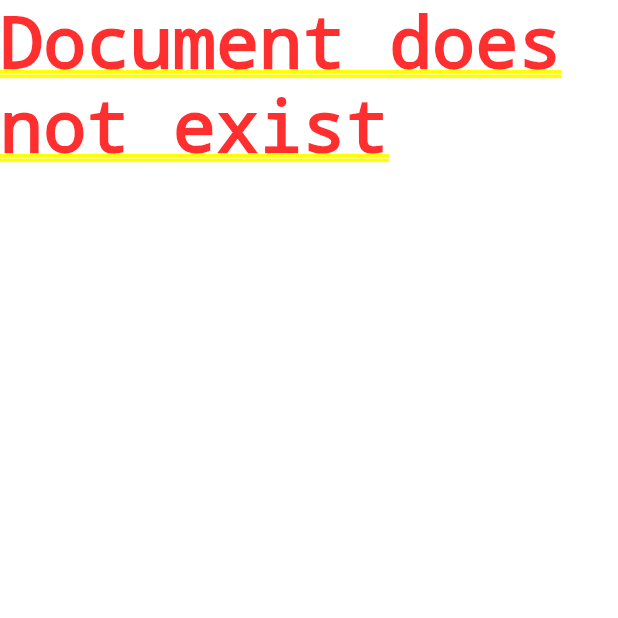
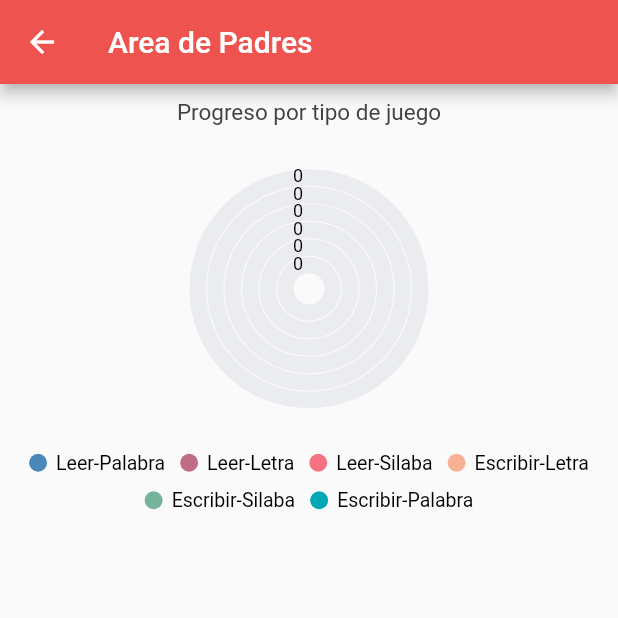
Before and after one commit to mariafg11/LectoEscrituraApp, a Flutter app: the Home screen opened directly with empty values, in the side drawer, after a tap on "Area Padres", on a phone screen of 412 x 824 dp, the top half of it. Run offline on Flutter 3.47's test engine with Material 2 defaults, Android fonts, the phone set to English and light mode, and no system bars; our stand-ins replace audioplayers, carousel_slider, cloud_firestore, firebase_auth, firebase_core, flutter_spinkit and 1 more; accounts and stored records are empty.

Commit message:
Charts data from db
Data from parents Area charts  come from db

```diff
--- a/lib/models/game.dart
+++ b/lib/models/game.dart
@@ -3,6 +3,6 @@ class Game {
   final String title;
   final String description;
   final int age;
-
-  Game({this.uid, this.title, this.age, this.description});
+  final String tipe;
+  Game({this.uid, this.title, this.age, this.description, this.tipe});
 }
--- /dev/null
+++ b/lib/models/nGames.dart
@@ -0,0 +1,5 @@
+class NGames {
+  final String tipeGame;
+  final int nTipeGames;
+  NGames(this.tipeGame, this.nTipeGames);
+}
--- a/lib/screens/home/parentsArea.dart
+++ b/lib/screens/home/parentsArea.dart
@@ -1,9 +1,13 @@
+import 'dart:developer';
+
+import 'package:LectoEscrituraApp/models/nGames.dart';
 import 'package:LectoEscrituraApp/models/progress.dart';
 import 'package:LectoEscrituraApp/models/userCustom.dart';
 import 'package:LectoEscrituraApp/services/database.dart';
 import 'package:LectoEscrituraApp/shared/loading.dart';
 import 'package:flutter/material.dart';
 import 'package:provider/provider.dart';
+import 'package:syncfusion_flutter_charts/charts.dart';
 
 class ParentsArea extends StatefulWidget {
   const ParentsArea({Key key}) : super(key: key);
@@ -13,14 +17,22 @@ class ParentsArea extends StatefulWidget {
 }
 
 class _ParentsAreaState extends State<ParentsArea> {
+  Future<List<Progress>> progress;
+  Future<List<NGames>> nGames;
+  List<NGames> data = [];
   @override
-  Widget build(BuildContext context) {
+  Future waitFromBd() {
     final user = Provider.of<UserCustom>(context);
     DatabaseService db = DatabaseService(uid: user.uid);
+    progress = db.getProgress();
 
-    return FutureBuilder<List<Progress>>(
-      future: db.getProgress(),
-      builder: (BuildContext context, AsyncSnapshot<List<Progress>> snapshot) {
+    return db.ntipeGames();
+  }
+
+  Widget build(BuildContext context) {
+    return FutureBuilder<List<NGames>>(
+      future: waitFromBd(),
+      builder: (BuildContext context, AsyncSnapshot<List<NGames>> snapshot) {
         if (snapshot.hasError) {
           return Text("Something went wrong");
         }
@@ -29,14 +41,59 @@ class _ParentsAreaState extends State<ParentsArea> {
           return Text("Document does not exist");
         }
         if (snapshot.connectionState == ConnectionState.done) {
-          List<Progress> data = snapshot.data;
+          data = snapshot.data;
+          // if (nGames != null) {
+          //   log(data.isEmpty.toString());
+
+          //   nGames.then((value) {
+          //     if (value != null)
+          //       value.forEach((item) {
+          //         if (item != null) {
+          //           data.add(item);
+          //           log(data.isEmpty.toString());
+          //         }
+          //       });
+          //   });
+          // }
+          log(data.isEmpty.toString());
+
+          // List<Progress> data = snapshot.data;
+          // Progress game = data.first;
+
           return Scaffold(
-            appBar: AppBar(
-              title: Text("bienvenido"),
-              backgroundColor: Colors.red[400],
-            ),
-            body: Text('Aqui van los graficos'),
-          );
+              appBar: AppBar(
+                title: Text("Area de Padres"),
+                backgroundColor: Colors.red[400],
+              ),
+              body: Column(children: [
+                //Initialize the chart widget
+                SfCircularChart(
+
+                    // Chart title
+                    title: ChartTitle(text: 'Progreso por tipo de juego'),
+                    // Enable legend
+                    legend: Legend(
+                        isVisible: true,
+                        orientation: LegendItemOrientation.vertical,
+                        position: LegendPosition.bottom,
+                        overflowMode: LegendItemOverflowMode.wrap),
+                    // Enable tooltip
+                    tooltipBehavior: TooltipBehavior(enable: true),
+                    series: <CircularSeries<NGames, String>>[
+                      RadialBarSeries<NGames, String>(
+                          dataSource: data,
+                          xValueMapper: (NGames tipeProgress, _) =>
+                              tipeProgress.tipeGame,
+                          yValueMapper: (NGames tipeProgress, _) =>
+                              tipeProgress.nTipeGames,
+                          name: 'Progreso',
+                          maximumValue: 10,
+                          innerRadius: '10',
+                          radius: '80',
+                          // Enable data label
+                          dataLabelSettings: DataLabelSettings(isVisible: true))
+                    ]),
+              ]));
         }
 
         return Loading();
--- a/lib/services/database.dart
+++ b/lib/services/database.dart
@@ -1,5 +1,6 @@
 import 'dart:developer';
 import 'package:LectoEscrituraApp/models/game.dart';
+import 'package:LectoEscrituraApp/models/nGames.dart';
 import 'package:LectoEscrituraApp/models/progress.dart';
 import 'package:cloud_firestore/cloud_firestore.dart';
 import 'package:uuid/uuid.dart';
@@ -16,6 +17,33 @@ class DatabaseService {
       FirebaseFirestore.instance.collection('game');
   final CollectionReference progressCollection =
       FirebaseFirestore.instance.collection('progress');
+
+  Future<List<NGames>> ntipeGames() async {
+    List<NGames> result = [];
+    NGames item;
+    List<String> tipes = [
+      'Leer-Palabra',
+      'Leer-Letra',
+      'Leer-Silaba',
+      'Escribir-Letra',
+      'Escribir-Silaba',
+      'Escribir-Palabra'
+    ];
+    int size = 0;
+    for (var i in tipes) {
+      QuerySnapshot qshot =
+          await gameCollection.where('tipe', isEqualTo: i).get();
+      if (qshot != null) {
+        size = qshot.size;
+      }
+      item = NGames(i, size);
+      if (item != null) {
+        result.add(item);
+      }
+    }
+    log(result.toString());
+    return result;
+  }
 
   Future updateProgress(
     String gameId,
--- a/pubspec.yaml
+++ b/pubspec.yaml
@@ -36,6 +36,7 @@ dependencies:
   carousel_slider: ^3.0.0
   audioplayers: ^0.16.0
   uuid: ^2.2.2
+  syncfusion_flutter_charts: ^19.4.52
 
 dev_dependencies:
   flutter_test:
```
Also changed, not shown: pubspec.lock.
